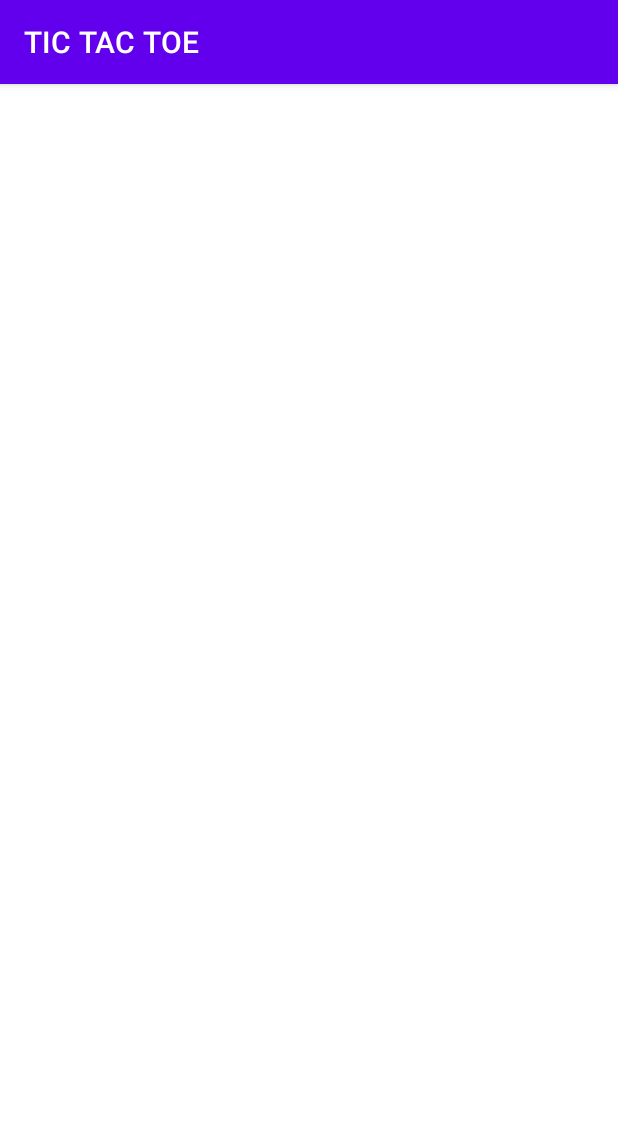
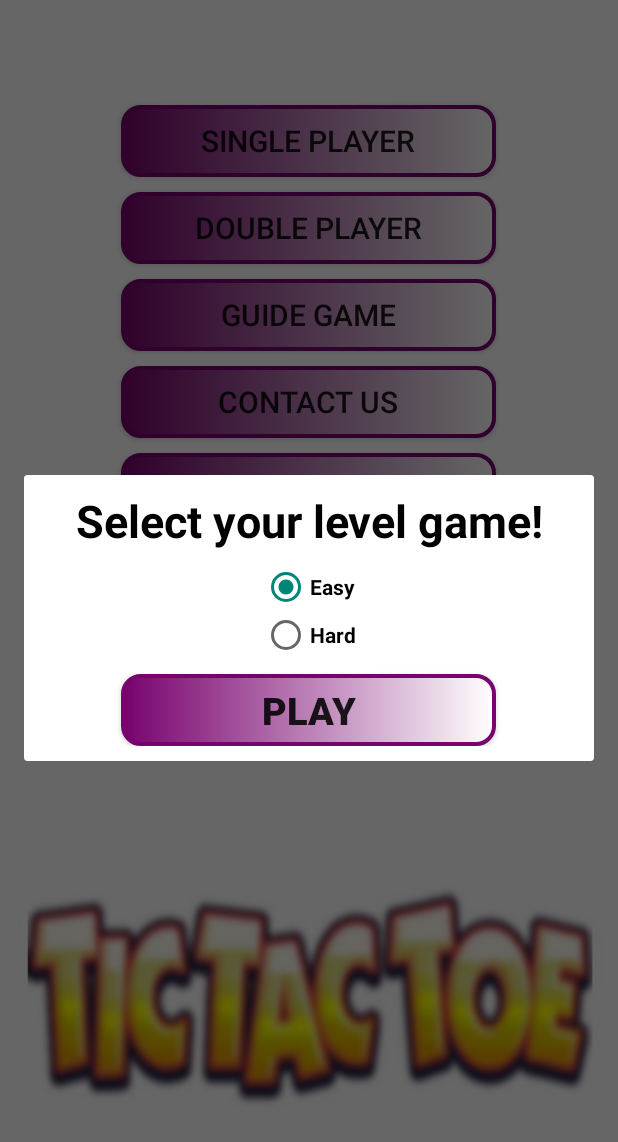
Before and after one commit to NARI1108/TIC-TAC-TOE, an Android app: the screen it shows after launch (single_Player before the commit, MainActivity after it), after a tap on "SINGLE PLAYER", on a phone screen of 412 x 824 dp. Shown: the top 1142 px of the screen. Run offline under Robolectric (Android 15) with nearby library versions, the phone set to English and light mode, and no system bars.

Commit message:
Creating a custom dialogue log for selecting the game level in a single-player game with a robot, which includes: selecting the game level and a button to start the game.

```diff
--- a/app/src/main/java/com/example/tictactoe/MainActivity.java
+++ b/app/src/main/java/com/example/tictactoe/MainActivity.java
@@ -9,6 +9,8 @@ import android.view.View;
 import android.widget.Button;
 import android.widget.RadioButton;
 
+import java.util.logging.Level;
+
 public class MainActivity extends AppCompatActivity {
 
     @Override
@@ -19,7 +21,7 @@ public class MainActivity extends AppCompatActivity {
     public void btnsClick(View view){
         int id = view.getId();
         switch(id){
-            case R.id.btn_single_player:startActivity(new Intent(MainActivity.this,single_Player.class));
+            case R.id.btn_single_player:levelDialog();
                 break;
             case R.id.btn_double_player:startActivity(new Intent(MainActivity.this,double_Player.class));
                 break;
@@ -30,4 +32,22 @@ public class MainActivity extends AppCompatActivity {
             case R.id.btn_exit:finish();
         }
     }
+    private void levelDialog(){
+       Dialog LevelDialog = new Dialog(this);
+       LevelDialog.setContentView(R.layout.level_dialog);
+        LevelDialog.setCancelable(false);
+
+        RadioButton rdo_easy = LevelDialog.findViewById(R.id.rdo_easy);
+        RadioButton rdo_hard = LevelDialog.findViewById(R.id.rdo_hard);
+        Button btn_play = LevelDialog.findViewById(R.id.btn_play);
+        btn_play.setOnClickListener(new View.OnClickListener() {
+            @Override
+            public void onClick(View view) {
+                if(rdo_easy.isChecked())startActivity(new Intent(MainActivity.this,Easy_Single_Player.class));
+                else if (rdo_hard.isChecked())startActivity(new Intent(MainActivity.this,Hard_Single_Player.class));
+                LevelDialog.dismiss();
+            }
+        });
+         LevelDialog.show();
+    }
 }
```
